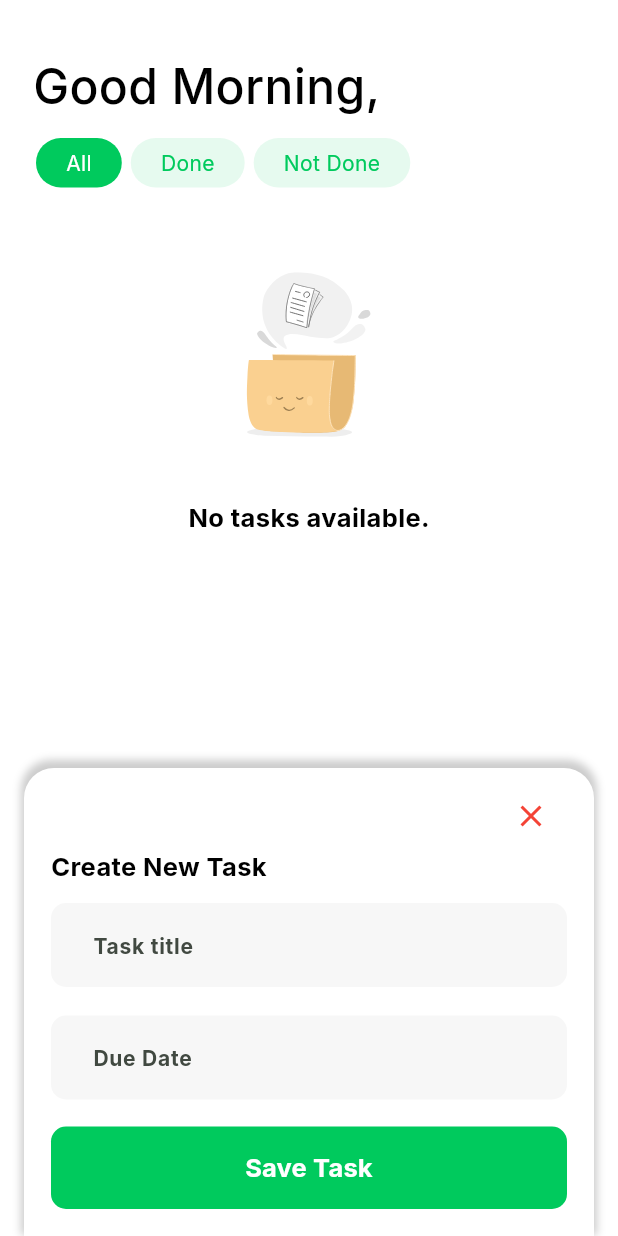
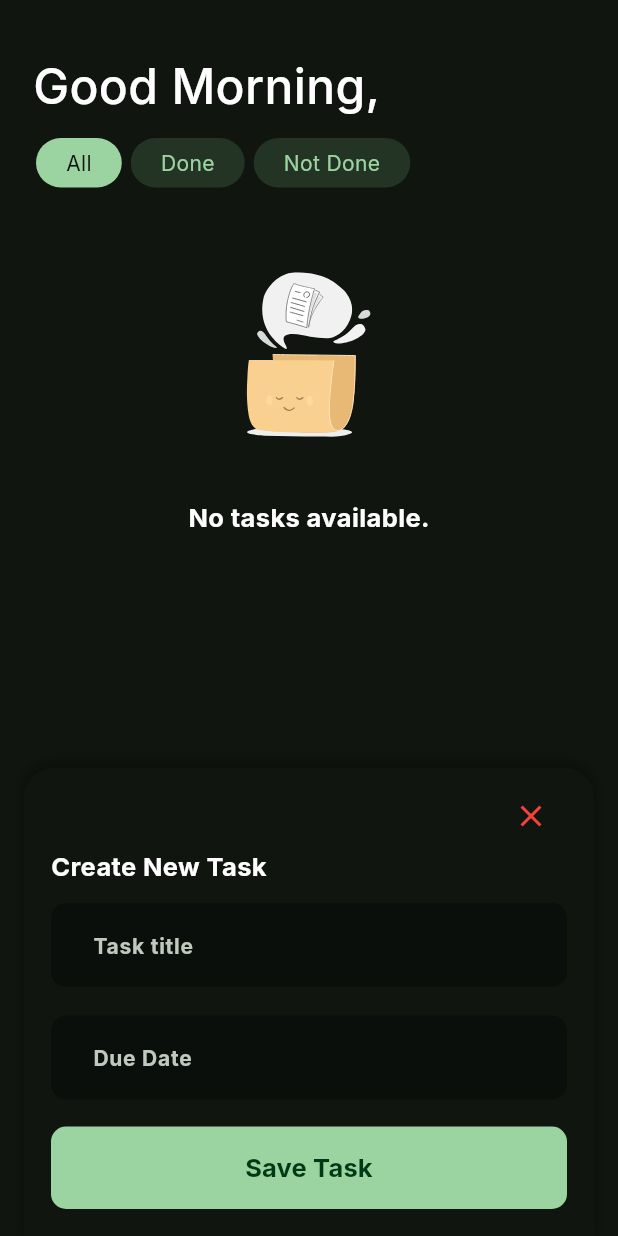
Before and after one commit to moelhewehy7/task-list-app, a Flutter app: the screen it shows after launch, after a tap on "Create Task", on a phone screen of 412 x 824 dp. Run offline on Flutter 3.47's test engine with Material 3 defaults, Android fonts, the phone set to English and light mode, and no system bars; our stand-ins replace bloc, cloud_firestore, firebase_core, flutter_bloc, flutter_spinkit, flutter_svg and 4 more; missing offline and left inert: window_size; accounts and stored records are empty.

Commit message:
modify listner fucntion

```diff
--- a/lib/features/presentation/views/mobile_layout.dart
+++ b/lib/features/presentation/views/mobile_layout.dart
@@ -5,11 +5,51 @@ import 'package:task_list/features/presentation/views/widgets/custom_header.dart
 import 'package:task_list/features/presentation/views/widgets/filter_row.dart';
 import 'package:task_list/features/presentation/views/widgets/modal_bottom_sheet_body.dart';
 import 'package:task_list/features/presentation/views/widgets/task_listview.dart';
+import 'dart:async';
+import 'package:internet_connection_checker_plus/internet_connection_checker_plus.dart';
+import 'package:hive_flutter/hive_flutter.dart';
+import 'package:task_list/core/utils/helper_methods.dart';
+import 'package:task_list/features/presentation/data/models/task_model.dart';
+import '../../../../core/utils/app_constants.dart';
 
 import 'widgets/buttons.dart';
 
-class MobileLayout extends StatelessWidget {
+class MobileLayout extends StatefulWidget {
   const MobileLayout({super.key});
+
+  @override
+  State<MobileLayout> createState() => _MobileLayoutState();
+}
+
+class _MobileLayoutState extends State<MobileLayout> {
+  late StreamSubscription<InternetStatus>? intennetListener;
+
+  @override
+  void initState() {
+    super.initState();
+    intennetListener =
+        InternetConnection().onStatusChange.listen((InternetStatus status) {
+      if (status == InternetStatus.connected) {
+        var taskBox = Hive.box<TaskModel>(AppConstants.tasksBox);
+        taskBox.watch().listen((event) {
+          if (taskBox.isNotEmpty) {
+            List<TaskModel> tasks = taskBox.values.toList();
+            for (var task in tasks) {
+              Helper().syncTaskToFirestore(task);
+            }
+          }
+        });
+      }
+    });
+  }
+
+  @override
+  void dispose() {
+    // If the widget is disposed,
+    intennetListener?.cancel();
+
+    super.dispose();
+  }
 
   @override
   Widget build(BuildContext context) {
--- a/lib/features/presentation/views/widgets/custom_dismissible_widget.dart
+++ b/lib/features/presentation/views/widgets/custom_dismissible_widget.dart
@@ -20,7 +20,7 @@ class CustomDismissibleWidget extends StatelessWidget {
   @override
   Widget build(BuildContext context) {
     return Dismissible(
-      key: Key(task.dueDate), // Use a unique key, e.g., the task ID
+      key: Key(task.taskId), // ey should be unique.
       direction: DismissDirection.endToStart,
       onDismissed: (direction) async {
         task.delete();
@@ -32,7 +32,7 @@ class CustomDismissibleWidget extends StatelessWidget {
           ),
         );
         if (await InternetConnection().hasInternetAccess) {
-          Helper().syncDeletedToFirestore(task);
+          await Helper().syncDeletedToFirestore(task);
         }
       },
       background: Container(
--- a/lib/features/presentation/views/widgets/task_listview.dart
+++ b/lib/features/presentation/views/widgets/task_listview.dart
@@ -1,55 +1,15 @@
-import 'dart:async';
-import 'package:internet_connection_checker_plus/internet_connection_checker_plus.dart';
 import 'package:flutter/material.dart';
 import 'package:flutter_bloc/flutter_bloc.dart';
-import 'package:hive_flutter/hive_flutter.dart';
-import 'package:task_list/core/utils/helper_methods.dart';
+
 import 'package:task_list/features/presentation/data/cubits/task_cubit/task_cubit.dart';
 import 'package:task_list/features/presentation/data/models/task_model.dart';
-import '../../../../core/utils/app_constants.dart';
+
 import 'custom_dismissible_widget.dart';
 import 'no_tasks_widget.dart';
 
-class TaskListView extends StatefulWidget {
+class TaskListView extends StatelessWidget {
   const TaskListView({super.key});
 
-  @override
-  State<TaskListView> createState() => _TaskListViewState();
-}
-
-class _TaskListViewState extends State<TaskListView> {
-  late StreamSubscription<BoxEvent> hiveListener;
-  late StreamSubscription<InternetStatus> intennetListener;
-
-  @override
-  void initState() {
-    super.initState();
-
-    intennetListener =
-        InternetConnection().onStatusChange.listen((InternetStatus status) {
-      if (status == InternetStatus.connected) {
-        var taskBox = Hive.box<TaskModel>(AppConstants.tasksBox);
-        if (taskBox.isNotEmpty) {
-          hiveListener = taskBox.watch().listen((event) {
-            List<TaskModel> tasks = taskBox.values.toList();
-            for (var task in tasks) {
-              Helper().syncTaskToFirestore(task);
-            }
-          });
-        }
-      }
-    });
-  }
-
-  @override
-  void dispose() {
-    // If the widget is disposed,
-    intennetListener.cancel();
-    hiveListener.cancel();
-    super.dispose();
-  }
-
-  int itemSelected = -1;
   @override
   Widget build(BuildContext context) {
     return BlocBuilder<TasksCubit, TasksState>(
--- a/lib/main.dart
+++ b/lib/main.dart
@@ -26,9 +26,10 @@ void main() async {
   await Hive.initFlutter();
   Bloc.observer = SimpleBlocObserver();
   Hive.registerAdapter<TaskModel>(TaskModelAdapter());
+  Hive.deleteBoxFromDisk(AppConstants.tasksBox);
 
-  await Hive.openBox<TaskModel>(AppConstants.tasksBox);
-
+  var box = await Hive.openBox<TaskModel>(AppConstants.tasksBox);
+  box.clear();
   runApp(const TaskListApp());
 }
 
@@ -41,7 +42,7 @@ class TaskListApp extends StatelessWidget {
     return BlocProvider(
       create: (context) => TasksCubit()..fecthAllTasks(),
       child: MaterialApp(
-        themeMode: ThemeMode.light,
+        themeMode: ThemeMode.dark,
         debugShowCheckedModeBanner: false,
         darkTheme: ThemeData(
             fontFamily: 'Inter',
```
Also changed, not shown: lib/features/presentation/views/desktop_layout.dart (+9 -9 lines), lib/features/presentation/views/widgets/custom_delete_dialog.dart (+6 -2 lines).
